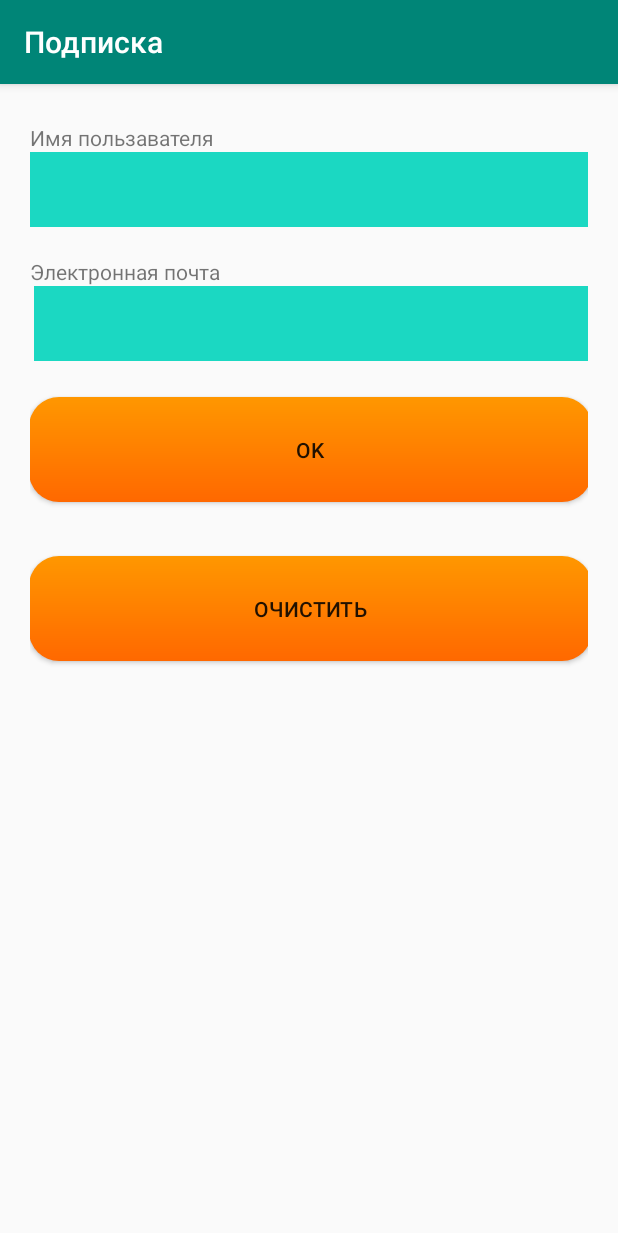
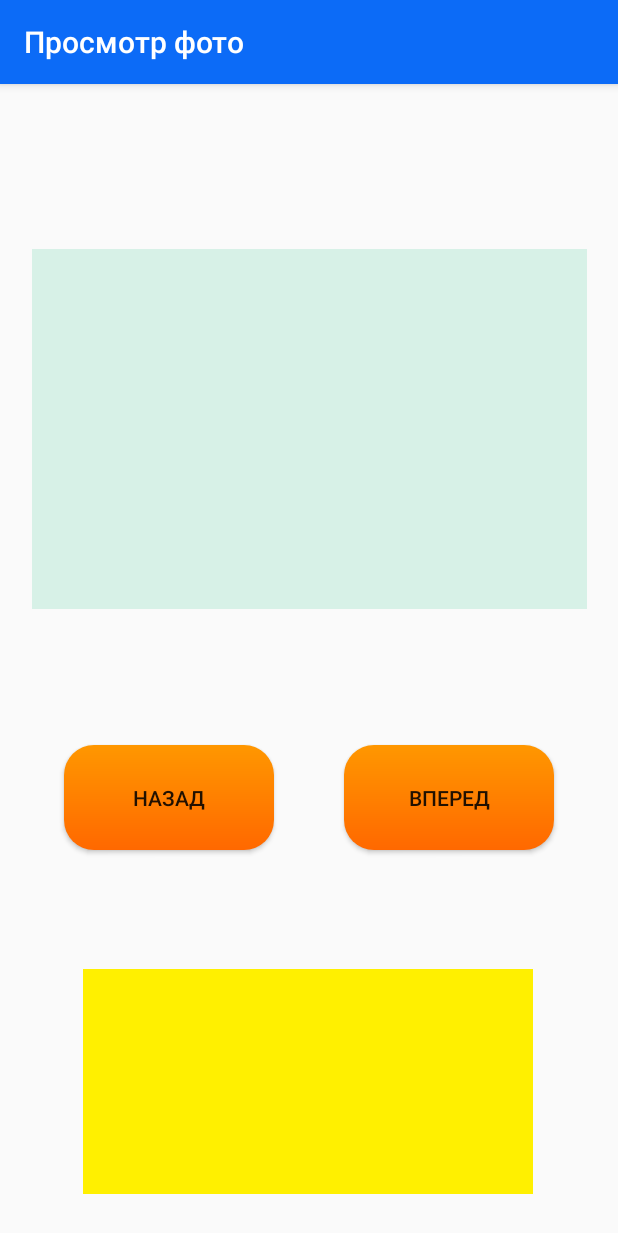
Before and after one commit to maxumtkach/AndroidTkachov, an Android app: the screen it shows after launch (FirstActivity before the commit, FullscreenActivity after it), on a phone screen of 412 x 824 dp. Shown: the top 1233 px of the screen. Run offline under Robolectric (Android 15) with nearby library versions, the phone set to English and light mode, and no system bars.

Commit message:
//1.2.2  Бесконечный переход между экранами

```diff
--- a/app/src/main/AndroidManifest.xml
+++ b/app/src/main/AndroidManifest.xml
@@ -14,16 +14,17 @@
         <activity
             android:name=".FullscreenActivity"
             android:configChanges="orientation|keyboardHidden|screenSize"
-            android:label="@string/title_activity_fullscreen"
-            android:theme="@style/FullscreenTheme">
-        </activity>
-        <activity android:name=".FirstActivity">
+            android:label="@string/app_photo"
+            android:theme="@style/AppTheme">
             <intent-filter>
                 <action android:name="android.intent.action.MAIN" />
 
                 <category android:name="android.intent.category.LAUNCHER" />
             </intent-filter>
         </activity>
+        <activity android:name=".FirstActivity">
+
+        </activity>
     </application>
 
 </manifest>
--- a/app/src/main/java/com/example/androidtkachov/FirstActivity.java
+++ b/app/src/main/java/com/example/androidtkachov/FirstActivity.java
@@ -24,10 +24,10 @@ public class FirstActivity extends AppCompatActivity {
         nameEditText = findViewById(R.id.editText_name);
         emailEditText = findViewById(R.id.editText_email);
 
-        Button clickOkButton = findViewById(R.id.button_ok);
+        Button clickOkButton = findViewById(R.id.button_start);
         clickOkButton.setOnClickListener(clickOkListener);
 
-        Button clickClearButton = findViewById(R.id.button_clear);
+        Button clickClearButton = findViewById(R.id.button_end);
         clickClearButton.setOnClickListener(clickClearListener);
 
     }
@@ -45,7 +45,7 @@ public class FirstActivity extends AppCompatActivity {
         @Override
         public void onClick(View v) {
 
-            messageText.setText("");
+            messageText.setText(null);
         }
     };
 }
--- a/app/src/main/java/com/example/androidtkachov/FullscreenActivity.java
+++ b/app/src/main/java/com/example/androidtkachov/FullscreenActivity.java
@@ -6,21 +6,60 @@ import androidx.annotation.Nullable;
 import androidx.appcompat.app.ActionBar;
 import androidx.appcompat.app.AppCompatActivity;
 
+import android.content.Intent;
 import android.os.Bundle;
 import android.os.Handler;
 import android.view.MotionEvent;
 import android.view.View;
+import android.widget.Button;
+import android.widget.TextView;
 
-/**
- * An example full-screen activity that shows and hides the system UI (i.e.
- * status bar and navigation/system bar) with user interaction.
- */
+import java.util.Random;
+
 public class FullscreenActivity extends AppCompatActivity {
 
+    private TextView messagePhoto;
+    Random random = new Random(System.currentTimeMillis());
+
+    int min = 0;
+    int max = 100;
+    int number = min + random.nextInt(max - min + 1);
+
+    @SuppressLint("WrongViewCast")
     @Override
     protected void onCreate(@Nullable Bundle savedInstanceState) {
+
         super.onCreate(savedInstanceState);
         setContentView(R.layout.activity_fullscreen);
 
+        messagePhoto = findViewById(R.id.text_message_photo);
+        Button clickStartButton = findViewById(R.id.button_start);
+        clickStartButton.setOnClickListener(clickStartListener);
+
+        Button clickEndButton = findViewById(R.id.button_end);
+        clickEndButton.setOnClickListener(clickEndListener);
+
     }
+
+    private final View.OnClickListener clickStartListener = new View.OnClickListener() {
+        @SuppressLint("SetTextI18n")
+        @Override
+        public void onClick(View v) {
+
+            finish();
+        }
+
+    };
+
+
+    private final View.OnClickListener clickEndListener = new View.OnClickListener() {
+        @SuppressLint("SetTextI18n")
+        @Override
+        public void onClick(View v) {
+
+            Intent intent = new Intent(FullscreenActivity.this, FullscreenActivity.class);
+            messagePhoto.setText("  " + number);
+            startActivity(intent);
+        }
+    };
 }
--- a/app/src/main/res/layout/activity_first.xml
+++ b/app/src/main/res/layout/activity_first.xml
@@ -56,27 +56,27 @@
         android:layout_marginBottom="16dp"
         android:background="#1BD8C2"
         android:paddingLeft="30dp"
-        app:layout_constraintBottom_toTopOf="@+id/button_ok"
+        app:layout_constraintBottom_toTopOf="@+id/button_start"
         app:layout_constraintEnd_toEndOf="parent"
         app:layout_constraintStart_toStartOf="parent"
         app:layout_constraintTop_toBottomOf="@+id/textView_email"
         tools:ignore="MissingConstraints" />
 
     <Button
-        android:id="@+id/button_ok"
+        android:id="@+id/button_start"
         android:layout_width="375dp"
         android:layout_height="70dp"
         android:layout_marginTop="8dp"
         android:layout_marginBottom="16dp"
         android:background="@drawable/rounded_button"
         android:text="@string/button_ok"
-        app:layout_constraintBottom_toTopOf="@+id/button_clear"
+        app:layout_constraintBottom_toTopOf="@+id/button_end"
         app:layout_constraintEnd_toEndOf="parent"
         app:layout_constraintStart_toStartOf="parent"
         app:layout_constraintTop_toBottomOf="@+id/editText_email" />
 
     <Button
-        android:id="@+id/button_clear"
+        android:id="@+id/button_end"
         android:layout_width="375dp"
         android:layout_height="70dp"
         android:layout_marginTop="20dp"
@@ -87,7 +87,7 @@
         app:layout_constraintBottom_toTopOf="@+id/text_message"
         app:layout_constraintEnd_toEndOf="parent"
         app:layout_constraintStart_toStartOf="parent"
-        app:layout_constraintTop_toBottomOf="@+id/button_ok"
+        app:layout_constraintTop_toBottomOf="@+id/button_start"
         tools:ignore="UnknownId" />
 
     <TextView
--- a/app/src/main/res/layout/activity_fullscreen.xml
+++ b/app/src/main/res/layout/activity_fullscreen.xml
@@ -1,52 +1,71 @@
-<?xml version="1.0" encoding="utf-8"?>
-<FrameLayout xmlns:android="http://schemas.android.com/apk/res/android"
+<androidx.constraintlayout.widget.ConstraintLayout xmlns:android="http://schemas.android.com/apk/res/android"
     xmlns:app="http://schemas.android.com/apk/res-auto"
     xmlns:tools="http://schemas.android.com/tools"
     android:layout_width="match_parent"
     android:layout_height="match_parent"
-    android:background="#ffffff"
+    android:padding="20dp"
     tools:context=".FullscreenActivity">
 
-    <!-- The primary full-screen view. This can be replaced with whatever view
-         is needed to present your content, e.g. VideoView, SurfaceView,
-         TextureView, etc. -->
-    <!--<TextView-->
-        <!--android:id="@+id/fullscreen_content"-->
-        <!--android:layout_width="match_parent"-->
-        <!--android:layout_height="match_parent"-->
-        <!--android:gravity="center"-->
-        <!--android:keepScreenOn="true"-->
-        <!--android:text="@string/dummy_content"-->
-        <!--android:textColor="#33b5e5"-->
-        <!--android:textSize="50sp"-->
-        <!--android:textStyle="bold" />-->
+    <ImageView
+        android:id="@+id/imageView_photo"
+        android:layout_width="370dp"
+        android:layout_height="240dp"
+        android:layout_marginStart="16dp"
+        android:layout_marginTop="8dp"
+        android:layout_marginEnd="16dp"
+        android:layout_marginBottom="8dp"
+        android:background="#95BEEBDA"
+        app:layout_constraintBottom_toTopOf="@+id/button_start"
+        app:layout_constraintEnd_toEndOf="parent"
+        app:layout_constraintStart_toStartOf="parent"
+        app:layout_constraintTop_toTopOf="parent" />
 
-    <!-- This FrameLayout insets its children based on system windows using
-         android:fitsSystemWindows. -->
+    <Button
+        android:id="@+id/button_start"
+        android:layout_width="140dp"
+        android:layout_height="70dp"
+        android:layout_marginStart="8dp"
+        android:layout_marginTop="84dp"
+        android:layout_marginEnd="16dp"
+        android:layout_marginBottom="96dp"
+        android:background="@drawable/rounded_button"
+        android:text="@string/start"
+        app:layout_constraintBottom_toTopOf="@+id/imageView_photo"
+        app:layout_constraintEnd_toStartOf="@+id/button_end"
+        app:layout_constraintStart_toStartOf="parent"
+        app:layout_constraintTop_toBottomOf="@+id/text_message_photo"
+        app:layout_constraintVertical_bias="0.436"
+        tools:ignore="UnknownId" />
 
-        <!--<LinearLayout-->
-            <!--android:id="@+id/fullscreen_content_controls"-->
-            <!--style="?metaButtonBarStyle"-->
-            <!--android:layout_width="match_parent"-->
-            <!--android:layout_height="wrap_content"-->
-            <!--android:layout_gravity="bottom|center_horizontal"-->
-            <!--android:background="@color/black_overlay"-->
-            <!--android:orientation="horizontal"-->
-            <!--tools:ignore="UselessParent">-->
+    <Button
+        android:id="@+id/button_end"
+        android:layout_width="140dp"
+        android:layout_height="70dp"
+        android:layout_marginStart="16dp"
+        android:layout_marginTop="84dp"
+        android:layout_marginEnd="8dp"
+        android:layout_marginBottom="96dp"
+        android:background="@drawable/rounded_button"
+        android:text="@string/end"
+        app:layout_constraintBottom_toTopOf="@+id/imageView_photo"
+        app:layout_constraintEnd_toEndOf="parent"
+        app:layout_constraintStart_toEndOf="@+id/button_start"
+        app:layout_constraintTop_toBottomOf="@+id/text_message_photo"
+        app:layout_constraintVertical_bias="0.436"
+        tools:ignore="UnknownId" />
 
-            <!--<Button-->
-                <!--android:id="@+id/dummy_button"-->
-                <!--style="?metaButtonBarButtonStyle"-->
-                <!--android:layout_width="0dp"-->
-                <!--android:layout_height="wrap_content"-->
-                <!--android:layout_weight="1"-->
-                <!--android:text="@string/dummy_button" />-->
-
-        <!--</LinearLayout>-->
-        <ImageView
-            android:id="@+id/imageView"
-            android:layout_width="wrap_content"
-            android:layout_height="wrap_content"
-            app:srcCompat="@drawable/mob_j" />
-
-</FrameLayout>
+    <TextView
+        android:id="@+id/text_message_photo"
+        android:layout_width="300dp"
+        android:layout_height="150dp"
+        android:layout_marginTop="8dp"
+        android:layout_marginBottom="8dp"
+        android:background="#fff000"
+        android:padding="16dp"
+        app:layout_constraintBottom_toBottomOf="parent"
+        app:layout_constraintEnd_toEndOf="parent"
+        app:layout_constraintHorizontal_bias="0.495"
+        app:layout_constraintStart_toStartOf="parent"
+        app:layout_constraintTop_toBottomOf="@+id/button_start"
+        app:layout_constraintVertical_bias="1.0" />
+</androidx.constraintlayout.widget.ConstraintLayout>
--- a/app/src/main/res/values/colors.xml
+++ b/app/src/main/res/values/colors.xml
@@ -1,6 +1,6 @@
 <?xml version="1.0" encoding="utf-8"?>
 <resources>
-    <color name="colorPrimary">#008577</color>
+    <color name="colorPrimary">#0C6BF7</color>
     <color name="colorPrimaryDark">#00574B</color>
     <color name="colorAccent">#D81B60</color>
 
--- a/app/src/main/res/values/strings.xml
+++ b/app/src/main/res/values/strings.xml
@@ -13,4 +13,7 @@
     <string name="title_activity_fullscreen">FullscreenActivity</string>
     <string name="button_ok">OK</string>
     <string name="button_clear">очистить</string>
+    <string name="app_photo">Просмотр фото</string>
+    <string name="end">вперед</string>
+    <string name="start">назад</string>
 </resources>
--- a/app/src/main/res/values/styles.xml
+++ b/app/src/main/res/values/styles.xml
@@ -1,6 +1,8 @@
 <resources>
 
-    <!-- Base application theme. -->
+    <style name="NoActionBarTheme" parent="Theme.AppCompat.DayNight.NoActionBar">
+    </style>
+
     <style name="AppTheme" parent="Theme.AppCompat.Light.DarkActionBar">
         <!-- Customize your theme here. -->
         <item name="colorPrimary">@color/colorPrimary</item>
@@ -8,16 +10,11 @@
         <item name="colorAccent">@color/colorAccent</item>
     </style>
 
-    <style name="FullscreenTheme" parent="AppTheme">
-        <item name="android:actionBarStyle">@style/FullscreenActionBarStyle</item>
-        <item name="android:windowActionBarOverlay">true</item>
-        <item name="android:windowBackground">@null</item>
-        <item name="metaButtonBarStyle">?android:attr/buttonBarStyle</item>
-        <item name="metaButtonBarButtonStyle">?android:attr/buttonBarButtonStyle</item>
+    <style name="TextViewStyle">
+        <item name="android:layout_width">match_parent</item>
+        <item name="android:layout_height">50dp</item>
+        <item name="android:textColor">#3f51b5</item>
+        <item name="android:textSize">22sp</item>
+        <item name="android:gravity">center</item>
     </style>
-
-    <style name="FullscreenActionBarStyle" parent="Widget.AppCompat.ActionBar">
-        <item name="android:background">@color/black_overlay</item>
-    </style>
-
 </resources>
```
